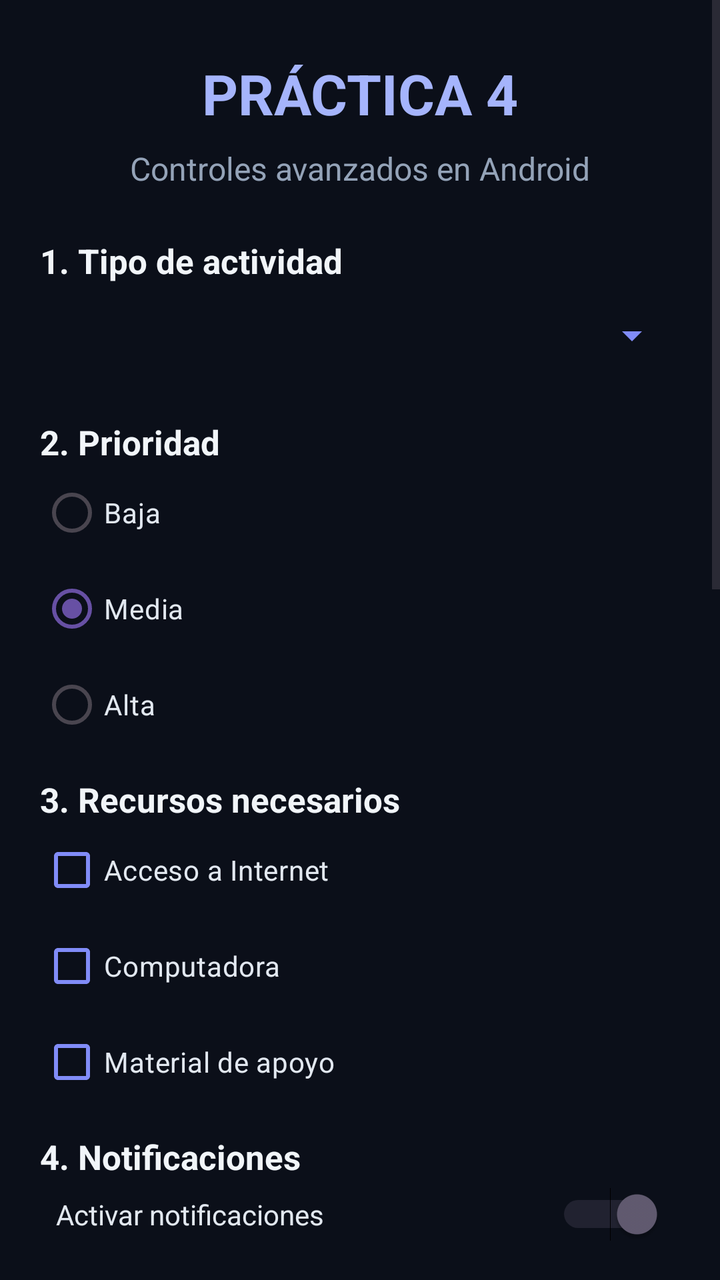
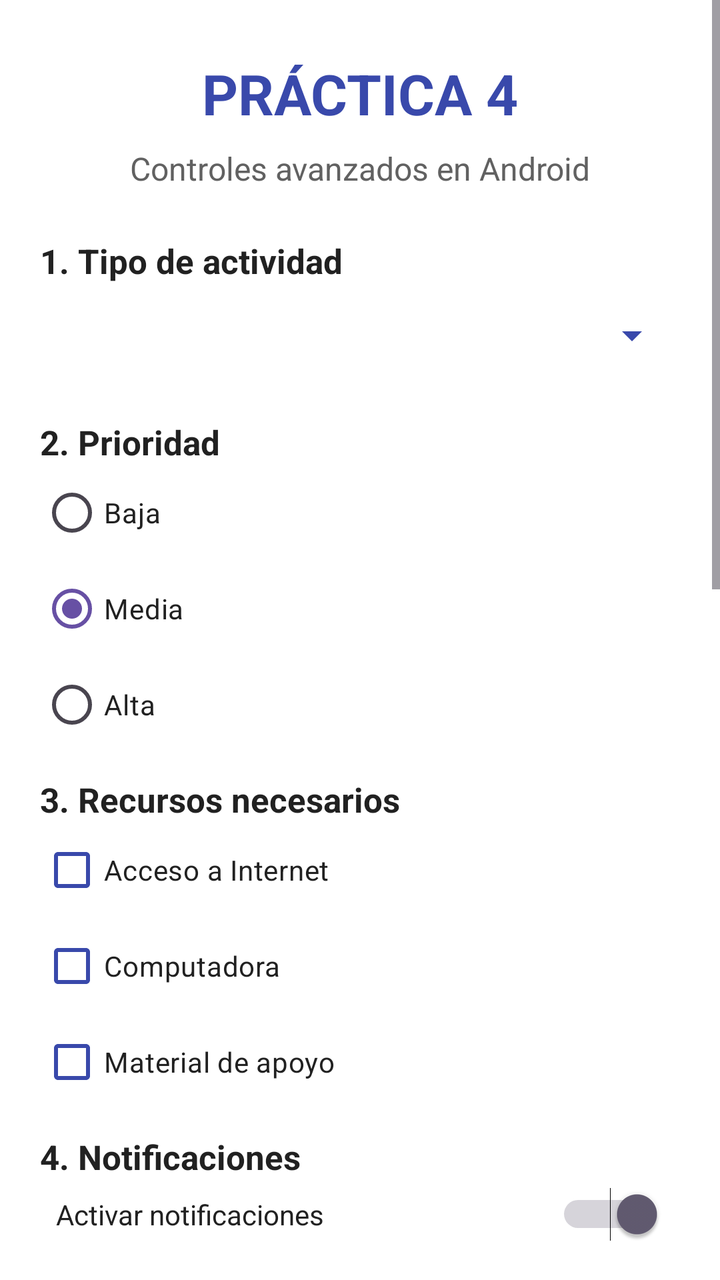

Before-and-after screenshots of an Android layout around one commit, followed by the original layout XML and the change that was made.
<!-- AndroidManifest.xml: application theme Theme.Practica_4 -->
<!-- res/layout/activity_main.xml -->
<?xml version="1.0" encoding="utf-8"?>
<ScrollView xmlns:android="http://schemas.android.com/apk/res/android"
    android:layout_width="match_parent"
    android:layout_height="match_parent"
    android:fillViewport="true"
    android:background="#0B0F19">

    <LinearLayout
        android:layout_width="match_parent"
        android:layout_height="wrap_content"
        android:orientation="vertical"
        android:padding="20dp">

        <TextView
            android:layout_width="match_parent"
            android:layout_height="wrap_content"
            android:text="PRÁCTICA 4"
            android:textSize="28sp"
            android:textStyle="bold"
            android:textColor="#A5B4FC"
            android:gravity="center"
            android:padding="8dp" />

        <TextView
            android:layout_width="match_parent"
            android:layout_height="wrap_content"
            android:text="Controles avanzados en Android"
            android:textSize="16sp"
            android:textColor="#94A3B8"
            android:gravity="center"
            android:paddingBottom="24dp" />

        <TextView
            android:layout_width="match_parent"
            android:layout_height="wrap_content"
            android:text="1. Tipo de actividad"
            android:textSize="17sp"
            android:textStyle="bold"
            android:textColor="#F1F5F9" />

        <Spinner
            android:id="@+id/spinnerActividad"
            android:layout_width="match_parent"
            android:layout_height="52dp"
            android:layout_marginBottom="16dp"
            android:backgroundTint="#818CF8" />

        <TextView
            android:layout_width="match_parent"
            android:layout_height="wrap_content"
            android:text="2. Prioridad"
            android:textSize="17sp"
            android:textStyle="bold"
            android:textColor="#F1F5F9" />

        <RadioGroup
            android:id="@+id/radioGroupPrioridad"
            android:layout_width="match_parent"
            android:layout_height="wrap_content"
            android:orientation="vertical"
            android:layout_marginBottom="12dp">

            <RadioButton
                android:id="@+id/radioBaja"
                android:layout_width="wrap_content"
                android:layout_height="wrap_content"
                android:text="Baja"
                android:textColor="#E2E8F0"
                android:buttonTint="#818CF8" />

            <RadioButton
                android:id="@+id/radioMedia"
                android:layout_width="wrap_content"
                android:layout_height="wrap_content"
                android:text="Media"
                android:textColor="#E2E8F0"
                android:buttonTint="#818CF8"
                android:checked="true" />

            <RadioButton
                android:id="@+id/radioAlta"
                android:layout_width="wrap_content"
                android:layout_height="wrap_content"
                android:text="Alta"
                android:textColor="#E2E8F0"
                android:buttonTint="#818CF8" />

        </RadioGroup>

        <TextView
            android:layout_width="match_parent"
            android:layout_height="wrap_content"
            android:text="3. Recursos necesarios"
            android:textSize="17sp"
            android:textStyle="bold"
            android:textColor="#F1F5F9" />

        <CheckBox
            android:id="@+id/checkInternet"
            android:layout_width="wrap_content"
            android:layout_height="wrap_content"
            android:text="Acceso a Internet"
            android:textColor="#E2E8F0"
            android:buttonTint="#818CF8" />

        <CheckBox
            android:id="@+id/checkComputadora"
            android:layout_width="wrap_content"
            android:layout_height="wrap_content"
            android:text="Computadora"
            android:textColor="#E2E8F0"
            android:buttonTint="#818CF8" />

        <CheckBox
            android:id="@+id/checkMaterial"
            android:layout_width="wrap_content"
            android:layout_height="wrap_content"
            android:text="Material de apoyo"
            android:textColor="#E2E8F0"
            android:buttonTint="#818CF8" />

        <TextView
            android:layout_width="match_parent"
            android:layout_height="wrap_content"
            android:text="4. Notificaciones"
            android:textSize="17sp"
            android:textStyle="bold"
            android:textColor="#F1F5F9"
            android:layout_marginTop="12dp" />

        <Switch
            android:id="@+id/switchNotificaciones"
            android:layout_width="match_parent"
            android:layout_height="wrap_content"
            android:text="Activar notificaciones"
            android:textColor="#E2E8F0"
            android:buttonTint="#818CF8"
            android:checked="true"
            android:padding="8dp" />

        <TextView
            android:id="@+id/textProgreso"
            android:layout_width="match_parent"
            android:layout_height="wrap_content"
            android:text="5. Progreso: 50%"
            android:textSize="17sp"
            android:textStyle="bold"
            android:textColor="#F1F5F9"
            android:layout_marginTop="12dp" />

        <SeekBar
            android:id="@+id/seekBarProgreso"
            android:layout_width="match_parent"
            android:layout_height="wrap_content"
            android:max="100"
            android:progress="50"
            android:progressTint="#818CF8"
            android:thumbTint="#A5B4FC" />

        <TextView
            android:layout_width="match_parent"
            android:layout_height="wrap_content"
            android:text="6. Fecha de la actividad"
            android:textSize="17sp"
            android:textStyle="bold"
            android:textColor="#F1F5F9"
            android:layout_marginTop="16dp" />

        <DatePicker
            android:id="@+id/datePickerActividad"
            android:layout_width="match_parent"
            android:layout_height="wrap_content"
            android:calendarViewShown="false"
            android:datePickerMode="spinner"
            android:spinnersShown="true"
            android:background="#151C2C" />

        <TextView
            android:layout_width="match_parent"
            android:layout_height="wrap_content"
            android:text="7. Hora de la actividad"
            android:textSize="17sp"
            android:textStyle="bold"
            android:textColor="#F1F5F9"
            android:layout_marginTop="16dp" />

        <TimePicker
            android:id="@+id/timePickerActividad"
            android:layout_width="match_parent"
            android:layout_height="wrap_content"
            android:timePickerMode="spinner"
            android:background="#151C2C" />

        <Button
            android:id="@+id/btnProcesar"
            android:layout_width="match_parent"
            android:layout_height="wrap_content"
            android:text="PROCESAR INFORMACIÓN"
            android:textColor="#FFFFFF"
            android:textStyle="bold"
            android:backgroundTint="#6366F1"
            android:layout_marginTop="20dp" />

        <TextView
            android:layout_width="match_parent"
            android:layout_height="wrap_content"
            android:text="Resumen de la actividad"
            android:textSize="20sp"
            android:textStyle="bold"
            android:textColor="#A5B4FC"
            android:layout_marginTop="20dp" />

        <TextView
            android:id="@+id/textResultado"
            android:layout_width="match_parent"
            android:layout_height="wrap_content"
            android:text="Completa el formulario y presiona el botón."
            android:textSize="15sp"
            android:textColor="#E2E8F0"
            android:background="#151C2C"
            android:padding="16dp"
            android:layout_marginBottom="24dp" />

    </LinearLayout>
</ScrollView>
<!-- resources referenced by this layout -->
<resources>
  <style name="Theme.Practica_4" parent="Base.Theme.Practica_4" />
  <style name="Base.Theme.Practica_4" parent="Theme.Material3.DayNight.NoActionBar">
          
          
      </style>
</resources>

<!-- the commit's change to res/layout/activity_main.xml (unified diff, before → after) -->
@@ -3,7 +3,7 @@
     android:layout_width="match_parent"
     android:layout_height="match_parent"
     android:fillViewport="true"
-    android:background="#0B0F19">
+    android:background="#FFFFFF">
 
     <LinearLayout
         android:layout_width="match_parent"
@@ -17,7 +17,7 @@
             android:text="PRÁCTICA 4"
             android:textSize="28sp"
             android:textStyle="bold"
-            android:textColor="#A5B4FC"
+            android:textColor="#3949AB"
             android:gravity="center"
             android:padding="8dp" />
 
@@ -26,7 +26,7 @@
             android:layout_height="wrap_content"
             android:text="Controles avanzados en Android"
             android:textSize="16sp"
-            android:textColor="#94A3B8"
+            android:textColor="#616161"
             android:gravity="center"
             android:paddingBottom="24dp" />
 
@@ -36,14 +36,15 @@
             android:text="1. Tipo de actividad"
             android:textSize="17sp"
             android:textStyle="bold"
-            android:textColor="#F1F5F9" />
+            android:textColor="#212121" />
 
         <Spinner
             android:id="@+id/spinnerActividad"
             android:layout_width="match_parent"
             android:layout_height="52dp"
             android:layout_marginBottom="16dp"
-            android:backgroundTint="#818CF8" />
+            android:backgroundTint="#3949AB"
+            android:popupBackground="#FFFFFF" />
 
         <TextView
             android:layout_width="match_parent"
@@ -51,7 +52,7 @@
             android:text="2. Prioridad"
             android:textSize="17sp"
             android:textStyle="bold"
-            android:textColor="#F1F5F9" />
+            android:textColor="#212121" />
 
         <RadioGroup
             android:id="@+id/radioGroupPrioridad"
@@ -65,16 +66,16 @@
                 android:layout_width="wrap_content"
                 android:layout_height="wrap_content"
                 android:text="Baja"
-                android:textColor="#E2E8F0"
-                android:buttonTint="#818CF8" />
+                android:textColor="#212121"
+                android:buttonTint="#3949AB" />
 
             <RadioButton
                 android:id="@+id/radioMedia"
                 android:layout_width="wrap_content"
                 android:layout_height="wrap_content"
                 android:text="Media"
-                android:textColor="#E2E8F0"
-                android:buttonTint="#818CF8"
+                android:textColor="#212121"
+                android:buttonTint="#3949AB"
                 android:checked="true" />
 
             <RadioButton
@@ -82,8 +83,8 @@
                 android:layout_width="wrap_content"
                 android:layout_height="wrap_content"
                 android:text="Alta"
-                android:textColor="#E2E8F0"
-                android:buttonTint="#818CF8" />
+                android:textColor="#212121"
+                android:buttonTint="#3949AB" />
 
         </RadioGroup>
 
@@ -93,31 +94,31 @@
             android:text="3. Recursos necesarios"
             android:textSize="17sp"
             android:textStyle="bold"
-            android:textColor="#F1F5F9" />
+            android:textColor="#212121" />
 
         <CheckBox
             android:id="@+id/checkInternet"
             android:layout_width="wrap_content"
             android:layout_height="wrap_content"
             android:text="Acceso a Internet"
-            android:textColor="#E2E8F0"
-            android:buttonTint="#818CF8" />
+            android:textColor="#212121"
+            android:buttonTint="#3949AB" />
 
         <CheckBox
             android:id="@+id/checkComputadora"
             android:layout_width="wrap_content"
             android:layout_height="wrap_content"
             android:text="Computadora"
-            android:textColor="#E2E8F0"
-            android:buttonTint="#818CF8" />
+            android:textColor="#212121"
+            android:buttonTint="#3949AB" />
 
         <CheckBox
             android:id="@+id/checkMaterial"
             android:layout_width="wrap_content"
             android:layout_height="wrap_content"
             android:text="Material de apoyo"
-            android:textColor="#E2E8F0"
-            android:buttonTint="#818CF8" />
+            android:textColor="#212121"
+            android:buttonTint="#3949AB" />
 
         <TextView
             android:layout_width="match_parent"
@@ -125,7 +126,7 @@
             android:text="4. Notificaciones"
             android:textSize="17sp"
             android:textStyle="bold"
-            android:textColor="#F1F5F9"
+            android:textColor="#212121"
             android:layout_marginTop="12dp" />
 
         <Switch
@@ -133,8 +134,7 @@
             android:layout_width="match_parent"
             android:layout_height="wrap_content"
             android:text="Activar notificaciones"
-            android:textColor="#E2E8F0"
-            android:buttonTint="#818CF8"
+            android:textColor="#212121"
             android:checked="true"
             android:padding="8dp" />
 
@@ -145,7 +145,7 @@
             android:text="5. Progreso: 50%"
             android:textSize="17sp"
             android:textStyle="bold"
-            android:textColor="#F1F5F9"
+            android:textColor="#212121"
             android:layout_marginTop="12dp" />
 
         <SeekBar
@@ -154,8 +154,8 @@
             android:layout_height="wrap_content"
             android:max="100"
             android:progress="50"
-            android:progressTint="#818CF8"
-            android:thumbTint="#A5B4FC" />
+            android:progressTint="#3949AB"
+            android:thumbTint="#3949AB" />
 
         <TextView
             android:layout_width="match_parent"
@@ -163,7 +163,7 @@
             android:text="6. Fecha de la actividad"
             android:textSize="17sp"
             android:textStyle="bold"
-            android:textColor="#F1F5F9"
+            android:textColor="#212121"
             android:layout_marginTop="16dp" />
 
         <DatePicker
@@ -173,7 +173,7 @@
             android:calendarViewShown="false"
             android:datePickerMode="spinner"
             android:spinnersShown="true"
-            android:background="#151C2C" />
+            android:background="#FFFFFF" />
 
         <TextView
             android:layout_width="match_parent"
@@ -181,7 +181,7 @@
             android:text="7. Hora de la actividad"
             android:textSize="17sp"
             android:textStyle="bold"
-            android:textColor="#F1F5F9"
+            android:textColor="#212121"
             android:layout_marginTop="16dp" />
 
         <TimePicker
@@ -189,7 +189,7 @@
             android:layout_width="match_parent"
             android:layout_height="wrap_content"
             android:timePickerMode="spinner"
-            android:background="#151C2C" />
+            android:background="#FFFFFF" />
 
         <Button
             android:id="@+id/btnProcesar"
@@ -198,7 +198,7 @@
             android:text="PROCESAR INFORMACIÓN"
             android:textColor="#FFFFFF"
             android:textStyle="bold"
-            android:backgroundTint="#6366F1"
+            android:backgroundTint="#3949AB"
             android:layout_marginTop="20dp" />
 
         <TextView
@@ -207,7 +207,7 @@
             android:text="Resumen de la actividad"
             android:textSize="20sp"
             android:textStyle="bold"
-            android:textColor="#A5B4FC"
+            android:textColor="#3949AB"
             android:layout_marginTop="20dp" />
 
         <TextView
@@ -216,8 +216,8 @@
             android:layout_height="wrap_content"
             android:text="Completa el formulario y presiona el botón."
             android:textSize="15sp"
-            android:textColor="#E2E8F0"
-            android:background="#151C2C"
+            android:textColor="#212121"
+            android:background="#F1F5F9"
             android:padding="16dp"
             android:layout_marginBottom="24dp" />
 
